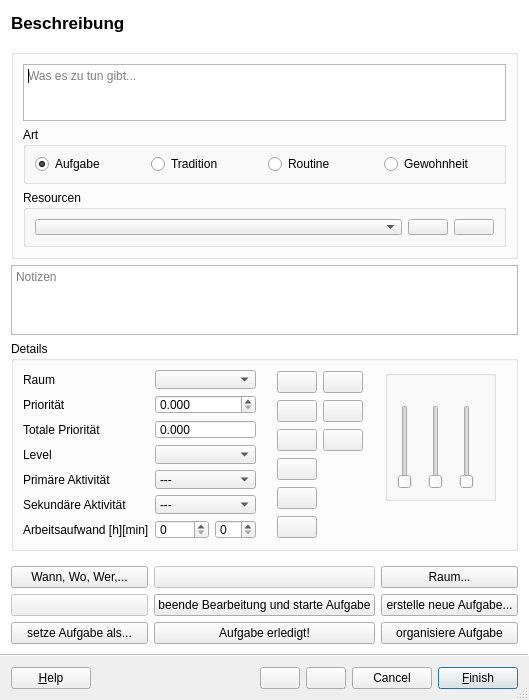
Old version of the form src/ui/task_editor.ui in the repository amogorkon/watnu.
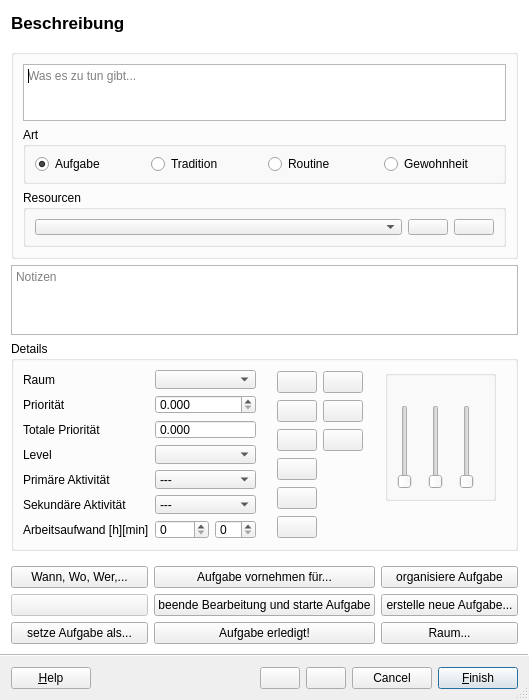
New version of the form. Icons and pictures are not drawn.

```diff
--- a/src/ui/task_editor.ui
+++ b/src/ui/task_editor.ui
@@ -792,7 +792,7 @@
          <bool>true</bool>
         </property>
         <property name="text">
-         <string>organisiere Aufgabe</string>
+         <string>Raum...</string>
         </property>
         <property name="shortcut">
          <string>3</string>
@@ -868,10 +868,10 @@
       <item row="0" column="1">
        <widget class="QPushButton" name="button8">
         <property name="enabled">
-         <bool>false</bool>
+         <bool>true</bool>
         </property>
         <property name="text">
-         <string/>
+         <string>Aufgabe vornehmen für...</string>
         </property>
        </widget>
       </item>
@@ -881,7 +881,7 @@
          <bool>true</bool>
         </property>
         <property name="text">
-         <string>Raum...</string>
+         <string>organisiere Aufgabe</string>
         </property>
        </widget>
       </item>
```
